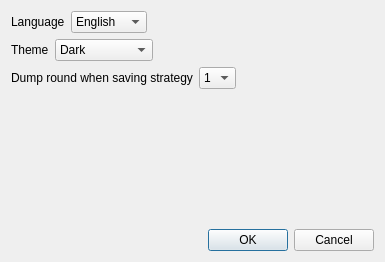
Before: the Qt Designer form settingeditor.ui in NicolasTu-dev/NicoSolver, drawn with Qt 5.
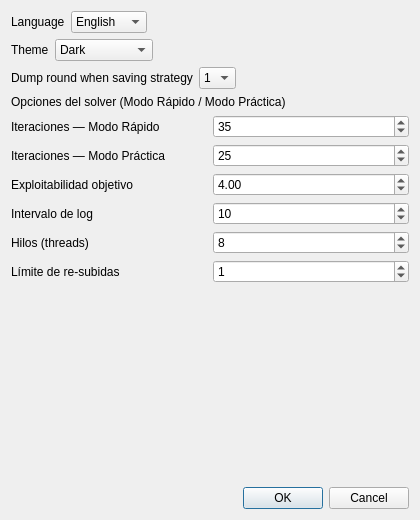
After: the same form once the commit is applied.

Commit message: Add configurable solver options and a startup login gate (both demo-only)

What changed in the file:
```diff
--- a/settingeditor.ui
+++ b/settingeditor.ui
@@ -6,8 +6,8 @@
    <rect>
     <x>0</x>
     <y>0</y>
-    <width>385</width>
-    <height>262</height>
+    <width>420</width>
+    <height>520</height>
    </rect>
   </property>
   <property name="windowTitle">
@@ -155,6 +155,160 @@
        </item>
       </layout>
      </item>
+     <item>
+      <widget class="QLabel" name="quickModeOptionsLabel">
+       <property name="text">
+        <string>Opciones del solver (Modo Rápido / Modo Práctica)</string>
+       </property>
+      </widget>
+     </item>
+     <item>
+      <layout class="QHBoxLayout" name="horizontalLayout_4">
+       <item>
+        <widget class="QLabel" name="label_4">
+         <property name="text">
+          <string>Iteraciones — Modo Rápido</string>
+         </property>
+        </widget>
+       </item>
+       <item>
+        <widget class="QSpinBox" name="quickIterationsBox">
+         <property name="minimum">
+          <number>5</number>
+         </property>
+         <property name="maximum">
+          <number>1000</number>
+         </property>
+         <property name="value">
+          <number>35</number>
+         </property>
+        </widget>
+       </item>
+      </layout>
+     </item>
+     <item>
+      <layout class="QHBoxLayout" name="horizontalLayout_5">
+       <item>
+        <widget class="QLabel" name="label_5">
+         <property name="text">
+          <string>Iteraciones — Modo Práctica</string>
+         </property>
+        </widget>
+       </item>
+       <item>
+        <widget class="QSpinBox" name="quizIterationsBox">
+         <property name="minimum">
+          <number>5</number>
+         </property>
+         <property name="maximum">
+          <number>1000</number>
+         </property>
+         <property name="value">
+          <number>25</number>
+         </property>
+        </widget>
+       </item>
+      </layout>
+     </item>
+     <item>
+      <layout class="QHBoxLayout" name="horizontalLayout_6">
+       <item>
+        <widget class="QLabel" name="label_6">
+         <property name="text">
+          <string>Exploitabilidad objetivo</string>
+         </property>
+        </widget>
+       </item>
+       <item>
+        <widget class="QDoubleSpinBox" name="exploitabilityBox">
+         <property name="minimum">
+          <double>0.100000000000000</double>
+         </property>
+         <property name="maximum">
+          <double>20.000000000000000</double>
+         </property>
+         <property name="singleStep">
+          <double>0.500000000000000</double>
+         </property>
+         <property name="value">
+          <double>4.000000000000000</double>
+         </property>
+        </widget>
+       </item>
+      </layout>
+     </item>
+     <item>
+      <layout class="QHBoxLayout" name="horizontalLayout_7">
+       <item>
+        <widget class="QLabel" name="label_7">
+         <property name="text">
+          <string>Intervalo de log</string>
+         </property>
+        </widget>
+       </item>
+       <item>
+        <widget class="QSpinBox" name="logIntervalBox">
+         <property name="minimum">
+          <number>1</number>
+         </property>
+         <property name="maximum">
+          <number>100</number>
+         </property>
+         <property name="value">
+          <number>10</number>
+         </property>
+        </widget>
+       </item>
+      </layout>
+     </item>
+     <item>
+      <layout class="QHBoxLayout" name="horizontalLayout_8">
+       <item>
+        <widget class="QLabel" name="label_8">
+         <property name="text">
+          <string>Hilos (threads)</string>
+         </property>
+        </widget>
+       </item>
+       <item>
+        <widget class="QSpinBox" name="threadsBox">
+         <property name="minimum">
+          <number>1</number>
+         </property>
+         <property name="maximum">
+          <number>64</number>
+         </property>
+         <property name="value">
+          <number>8</number>
+         </property>
+        </widget>
+       </item>
+      </layout>
+     </item>
+     <item>
+      <layout class="QHBoxLayout" name="horizontalLayout_9">
+       <item>
+        <widget class="QLabel" name="label_9">
+         <property name="text">
+          <string>Límite de re-subidas</string>
+         </property>
+        </widget>
+       </item>
+       <item>
+        <widget class="QSpinBox" name="raiseLimitBox">
+         <property name="minimum">
+          <number>0</number>
+         </property>
+         <property name="maximum">
+          <number>4</number>
+         </property>
+         <property name="value">
+          <number>1</number>
+         </property>
+        </widget>
+       </item>
+      </layout>
+     </item>
      <item>
       <spacer name="verticalSpacer">
        <property name="orientation">
```
The commit also changes 6 other files.
